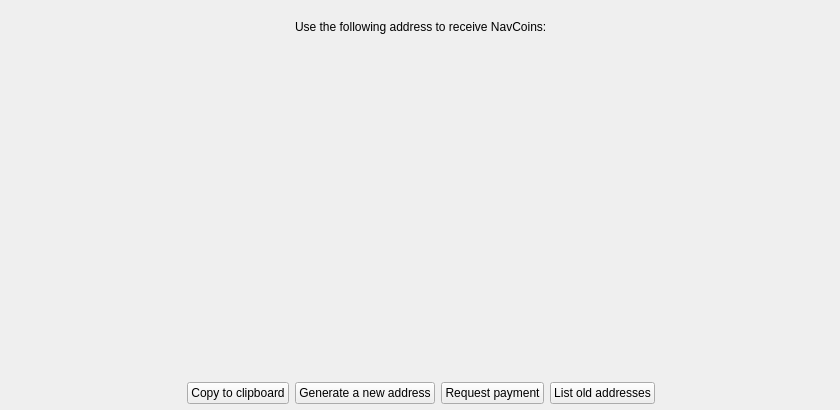
The window that src/qt/getaddresstoreceive.ui (navcoin/navcoin-core) describes before a commit, drawn with Qt 5.
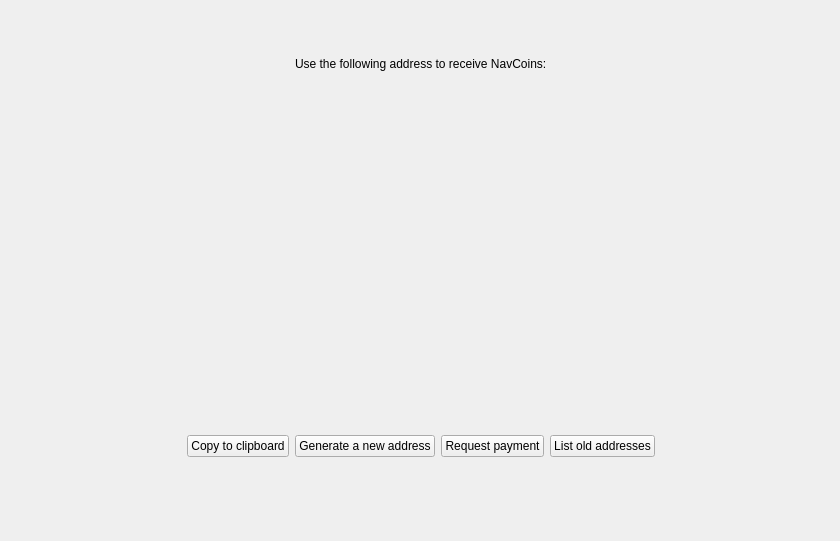
The same window after the commit. Custom widgets are drawn as their Qt base class.

Commit message: compat-gui: various aesthethical changes

The edit to the form file:
```diff
--- a/src/qt/getaddresstoreceive.ui
+++ b/src/qt/getaddresstoreceive.ui
@@ -7,7 +7,7 @@
     <x>0</x>
     <y>0</y>
     <width>840</width>
-    <height>410</height>
+    <height>541</height>
    </rect>
   </property>
   <property name="windowTitle">
@@ -19,7 +19,7 @@
      <x>10</x>
      <y>10</y>
      <width>821</width>
-     <height>401</height>
+     <height>462</height>
     </rect>
    </property>
    <layout class="QVBoxLayout" name="verticalLayout">
@@ -39,6 +39,32 @@
       </property>
      </spacer>
     </item>
+    <item>
+     <spacer name="verticalSpacer_5">
+      <property name="orientation">
+       <enum>Qt::Vertical</enum>
+      </property>
+      <property name="sizeHint" stdset="0">
+       <size>
+        <width>20</width>
+        <height>40</height>
+       </size>
+      </property>
+     </spacer>
+    </item>
+    <item>
+     <spacer name="verticalSpacer_6">
+      <property name="orientation">
+       <enum>Qt::Vertical</enum>
+      </property>
+      <property name="sizeHint" stdset="0">
+       <size>
+        <width>20</width>
+        <height>40</height>
+       </size>
+      </property>
+     </spacer>
+    </item>
     <item>
      <layout class="QHBoxLayout" name="horizontalLayout">
       <item>
```
The commit also changes 4 other files.
